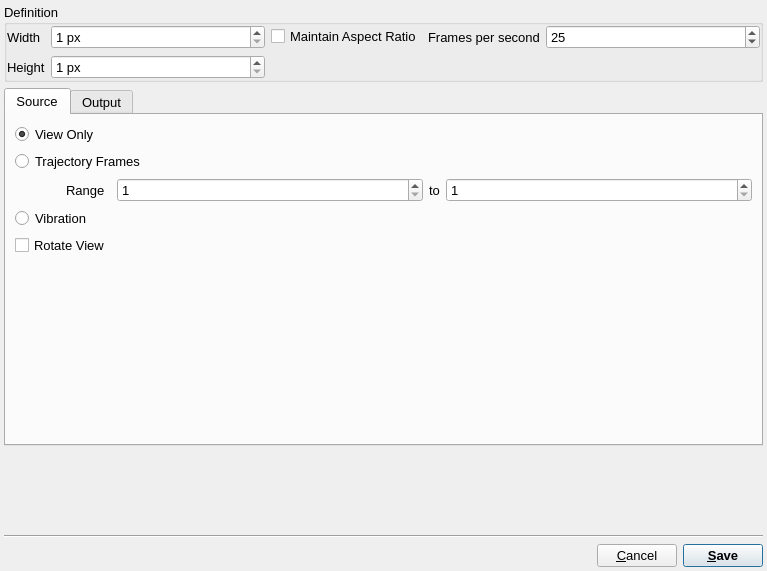
Old version of the form src/gui/exportfilm.ui in the repository trisyoungs/aten.
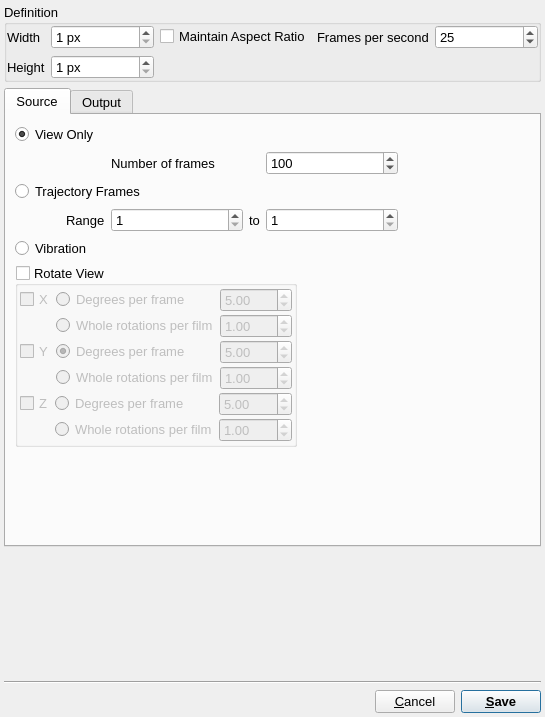
New version of the form. Icons and pictures are not drawn.

Commit message: Removed encoder-related members from Prefs, since this is now handled by EncoderDefinition and friends. Removed old encoder-related controls from Prefs dialog. Further work on film export code.

Diff of the .ui file:
```diff
--- a/src/gui/exportfilm.ui
+++ b/src/gui/exportfilm.ui
@@ -9,8 +9,8 @@
    <rect>
     <x>0</x>
     <y>0</y>
-    <width>767</width>
-    <height>571</height>
+    <width>545</width>
+    <height>717</height>
    </rect>
   </property>
   <property name="sizePolicy">
@@ -147,7 +147,25 @@
       <attribute name="title">
        <string>Source</string>
       </attribute>
-      <layout class="QGridLayout" name="gridLayout_4">
+      <layout class="QVBoxLayout" name="verticalLayout_3">
+       <item>
+        <layout class="QGridLayout" name="gridLayout_6">
+         <item row="3" column="2">
+          <widget class="QSpinBox" name="TrajectoryFirstFrameSpin">
+           <property name="sizePolicy">
+            <sizepolicy hsizetype="Expanding" vsizetype="Fixed">
+             <horstretch>0</horstretch>
+             <verstretch>0</verstretch>
+            </sizepolicy>
+           </property>
+           <property name="minimum">
+            <number>1</number>
+           </property>
+           <property name="maximum">
+            <number>1000000000</number>
+           </property>
+          </widget>
+         </item>
        <item row="0" column="0" colspan="2">
         <widget class="QRadioButton" name="SourceViewOnlyRadio">
          <property name="text">
@@ -158,57 +176,50 @@
          </property>
         </widget>
        </item>
-       <item row="2" column="1">
-        <widget class="QLabel" name="label_8">
-         <property name="sizePolicy">
-          <sizepolicy hsizetype="Minimum" vsizetype="Preferred">
-           <horstretch>0</horstretch>
-           <verstretch>0</verstretch>
-          </sizepolicy>
-         </property>
+         <item row="3" column="0">
+          <spacer name="horizontalSpacer_4">
+           <property name="orientation">
+            <enum>Qt::Horizontal</enum>
+           </property>
+           <property name="sizeType">
+            <enum>QSizePolicy::Minimum</enum>
+           </property>
+           <property name="sizeHint" stdset="0">
+            <size>
+             <width>45</width>
+             <height>20</height>
+            </size>
+           </property>
+          </spacer>
+         </item>
+         <item row="2" column="0" colspan="3">
+          <widget class="QRadioButton" name="SourceTrajectoryRadio">
          <property name="text">
-          <string>Range</string>
+            <string>Trajectory Frames</string>
          </property>
         </widget>
        </item>
        <item row="4" column="0" colspan="2">
-        <widget class="QCheckBox" name="SourceRotateViewCheck">
-         <property name="text">
-          <string>Rotate View</string>
-         </property>
-        </widget>
-       </item>
-       <item row="2" column="4">
-        <widget class="QSpinBox" name="TrajectoryLastFrameSpin">
-         <property name="sizePolicy">
-          <sizepolicy hsizetype="Expanding" vsizetype="Fixed">
-           <horstretch>0</horstretch>
-           <verstretch>0</verstretch>
-          </sizepolicy>
-         </property>
-         <property name="minimum">
-          <number>1</number>
-         </property>
-         <property name="maximum">
-          <number>1000000000</number>
-         </property>
-        </widget>
-       </item>
-       <item row="3" column="0" colspan="3">
         <widget class="QRadioButton" name="SourceVibrationRadio">
          <property name="text">
           <string>Vibration</string>
          </property>
         </widget>
        </item>
-       <item row="1" column="0" colspan="3">
-        <widget class="QRadioButton" name="SourceTrajectoryRadio">
+         <item row="3" column="1">
+          <widget class="QLabel" name="label_8">
+           <property name="sizePolicy">
+            <sizepolicy hsizetype="Minimum" vsizetype="Preferred">
+             <horstretch>0</horstretch>
+             <verstretch>0</verstretch>
+            </sizepolicy>
+           </property>
          <property name="text">
-          <string>Trajectory Frames</string>
+            <string>Range</string>
          </property>
         </widget>
        </item>
-       <item row="2" column="3">
+         <item row="3" column="3">
         <widget class="QLabel" name="label_9">
          <property name="sizePolicy">
           <sizepolicy hsizetype="Minimum" vsizetype="Preferred">
@@ -221,24 +232,37 @@
          </property>
         </widget>
        </item>
-       <item row="2" column="0">
-        <spacer name="horizontalSpacer_4">
+         <item row="3" column="4">
+          <widget class="QSpinBox" name="TrajectoryLastFrameSpin">
+           <property name="sizePolicy">
+            <sizepolicy hsizetype="Expanding" vsizetype="Fixed">
+             <horstretch>0</horstretch>
+             <verstretch>0</verstretch>
+            </sizepolicy>
+           </property>
+           <property name="minimum">
+            <number>1</number>
+           </property>
+           <property name="maximum">
+            <number>1000000000</number>
+           </property>
+          </widget>
+         </item>
+         <item row="3" column="5">
+          <spacer name="horizontalSpacer_5">
          <property name="orientation">
           <enum>Qt::Horizontal</enum>
          </property>
-         <property name="sizeType">
-          <enum>QSizePolicy::Minimum</enum>
-         </property>
          <property name="sizeHint" stdset="0">
           <size>
-           <width>45</width>
+             <width>40</width>
            <height>20</height>
           </size>
          </property>
         </spacer>
        </item>
-       <item row="2" column="2">
-        <widget class="QSpinBox" name="TrajectoryFirstFrameSpin">
+         <item row="1" column="4">
+          <widget class="QSpinBox" name="ViewNFramesSpin">
          <property name="sizePolicy">
           <sizepolicy hsizetype="Expanding" vsizetype="Fixed">
            <horstretch>0</horstretch>
@@ -251,9 +275,299 @@
          <property name="maximum">
           <number>1000000000</number>
          </property>
-        </widget>
-       </item>
-       <item row="5" column="0">
+           <property name="value">
+            <number>100</number>
+           </property>
+          </widget>
+         </item>
+         <item row="1" column="2" colspan="2">
+          <widget class="QLabel" name="label_10">
+           <property name="sizePolicy">
+            <sizepolicy hsizetype="Minimum" vsizetype="Preferred">
+             <horstretch>0</horstretch>
+             <verstretch>0</verstretch>
+            </sizepolicy>
+           </property>
+           <property name="text">
+            <string>Number of frames</string>
+           </property>
+          </widget>
+         </item>
+        </layout>
+       </item>
+       <item>
+        <layout class="QHBoxLayout" name="horizontalLayout_2">
+         <item>
+          <widget class="QGroupBox" name="ViewRotationGroup">
+           <property name="title">
+            <string>Rotate View</string>
+           </property>
+           <property name="checkable">
+            <bool>true</bool>
+           </property>
+           <property name="checked">
+            <bool>false</bool>
+           </property>
+           <layout class="QVBoxLayout" name="verticalLayout_2">
+            <property name="spacing">
+             <number>2</number>
+            </property>
+            <property name="margin">
+             <number>2</number>
+            </property>
+            <item>
+             <layout class="QGridLayout" name="gridLayout_4">
+              <item row="1" column="1">
+               <widget class="QRadioButton" name="RotateViewXWholeRadio">
+                <property name="enabled">
+                 <bool>false</bool>
+                </property>
+                <property name="text">
+                 <string>Whole rotations per film</string>
+                </property>
+               </widget>
+              </item>
+              <item row="1" column="2">
+               <widget class="QDoubleSpinBox" name="RotateViewXWholeSpin">
+                <property name="enabled">
+                 <bool>false</bool>
+                </property>
+                <property name="sizePolicy">
+                 <sizepolicy hsizetype="Expanding" vsizetype="Fixed">
+                  <horstretch>0</horstretch>
+                  <verstretch>0</verstretch>
+                 </sizepolicy>
+                </property>
+                <property name="minimum">
+                 <double>-100.000000000000000</double>
+                </property>
+                <property name="maximum">
+                 <double>100.000000000000000</double>
+                </property>
+                <property name="value">
+                 <double>1.000000000000000</double>
+                </property>
+               </widget>
+              </item>
+              <item row="0" column="1">
+               <widget class="QRadioButton" name="RotateViewXDeltaRadio">
+                <property name="enabled">
+                 <bool>false</bool>
+                </property>
+                <property name="text">
+                 <string>Degrees per frame</string>
+                </property>
+                <property name="checked">
+                 <bool>true</bool>
+                </property>
+               </widget>
+              </item>
+              <item row="0" column="2">
+               <widget class="QDoubleSpinBox" name="RotateViewXDeltaSpin">
+                <property name="enabled">
+                 <bool>false</bool>
+                </property>
+                <property name="sizePolicy">
+                 <sizepolicy hsizetype="Expanding" vsizetype="Fixed">
+                  <horstretch>0</horstretch>
+                  <verstretch>0</verstretch>
+                 </sizepolicy>
+                </property>
+                <property name="minimum">
+                 <double>-360.000000000000000</double>
+                </property>
+                <property name="maximum">
+                 <double>360.000000000000000</double>
+                </property>
+                <property name="value">
+                 <double>5.000000000000000</double>
+                </property>
+               </widget>
+              </item>
+              <item row="0" column="0">
+               <widget class="QCheckBox" name="RotateViewXCheck">
+                <property name="text">
+                 <string>X</string>
+                </property>
+               </widget>
+              </item>
+             </layout>
+            </item>
+            <item>
+             <layout class="QGridLayout" name="gridLayout_3">
+              <item row="1" column="1">
+               <widget class="QRadioButton" name="RotateViewYWholeRadio">
+                <property name="enabled">
+                 <bool>false</bool>
+                </property>
+                <property name="text">
+                 <string>Whole rotations per film</string>
+                </property>
+               </widget>
+              </item>
+              <item row="0" column="1">
+               <widget class="QRadioButton" name="RotateViewYDeltaRadio">
+                <property name="enabled">
+                 <bool>false</bool>
+                </property>
+                <property name="text">
+                 <string>Degrees per frame</string>
+                </property>
+                <property name="checked">
+                 <bool>true</bool>
+                </property>
+               </widget>
+              </item>
+              <item row="0" column="2">
+               <widget class="QDoubleSpinBox" name="RotateViewYDeltaSpin">
+                <property name="enabled">
+                 <bool>false</bool>
+                </property>
+                <property name="sizePolicy">
+                 <sizepolicy hsizetype="Expanding" vsizetype="Fixed">
+                  <horstretch>0</horstretch>
+                  <verstretch>0</verstretch>
+                 </sizepolicy>
+                </property>
+                <property name="minimum">
+                 <double>-360.000000000000000</double>
+                </property>
+                <property name="maximum">
+                 <double>360.000000000000000</double>
+                </property>
+                <property name="value">
+                 <double>5.000000000000000</double>
+                </property>
+               </widget>
+              </item>
+              <item row="1" column="2">
+               <widget class="QDoubleSpinBox" name="RotateViewYWholeSpin">
+                <property name="enabled">
+                 <bool>false</bool>
+                </property>
+                <property name="sizePolicy">
+                 <sizepolicy hsizetype="Expanding" vsizetype="Fixed">
+                  <horstretch>0</horstretch>
+                  <verstretch>0</verstretch>
+                 </sizepolicy>
+                </property>
+                <property name="minimum">
+                 <double>-100.000000000000000</double>
+                </property>
+                <property name="maximum">
+                 <double>100.000000000000000</double>
+                </property>
+                <property name="value">
+                 <double>1.000000000000000</double>
+                </property>
+               </widget>
+              </item>
+              <item row="0" column="0">
+               <widget class="QCheckBox" name="RotateViewYCheck">
+                <property name="text">
+                 <string>Y</string>
+                </property>
+               </widget>
+              </item>
+             </layout>
+            </item>
+            <item>
+             <layout class="QGridLayout" name="gridLayout_5">
+              <item row="1" column="1">
+               <widget class="QRadioButton" name="RotateViewZWholeRadio">
+                <property name="enabled">
+                 <bool>false</bool>
+                </property>
+                <property name="text">
+                 <string>Whole rotations per film</string>
+                </property>
+               </widget>
+              </item>
+              <item row="1" column="2">
+               <widget class="QDoubleSpinBox" name="RotateViewZWholeSpin">
+                <property name="enabled">
+                 <bool>false</bool>
+                </property>
+                <property name="sizePolicy">
+                 <sizepolicy hsizetype="Expanding" vsizetype="Fixed">
+                  <horstretch>0</horstretch>
+                  <verstretch>0</verstretch>
+                 </sizepolicy>
+                </property>
+                <property name="minimum">
+                 <double>-100.000000000000000</double>
+                </property>
+                <property name="maximum">
+                 <double>100.000000000000000</double>
+                </property>
+                <property name="value">
+                 <double>1.000000000000000</double>
+                </property>
+               </widget>
+              </item>
+              <item row="0" column="1">
+               <widget class="QRadioButton" name="RotateViewZDeltaRadio">
+                <property name="enabled">
+                 <bool>false</bool>
+                </property>
+                <property name="text">
+                 <string>Degrees per frame</string>
+                </property>
+                <property name="checked">
+                 <bool>false</bool>
+                </property>
+               </widget>
+              </item>
+              <item row="0" column="2">
+               <widget class="QDoubleSpinBox" name="RotateViewZDeltaSpin">
+                <property name="enabled">
+                 <bool>false</bool>
+                </property>
+                <property name="sizePolicy">
+                 <sizepolicy hsizetype="Expanding" vsizetype="Fixed">
+                  <horstretch>0</horstretch>
+                  <verstretch>0</verstretch>
+                 </sizepolicy>
+                </property>
+                <property name="minimum">
+                 <double>-360.000000000000000</double>
+                </property>
+                <property name="maximum">
+                 <double>360.000000000000000</double>
+                </property>
+                <property name="value">
+                 <double>5.000000000000000</double>
+                </property>
+               </widget>
+              </item>
+              <item row="0" column="0">
+               <widget class="QCheckBox" name="RotateViewZCheck">
+                <property name="text">
+                 <string>Z</string>
+                </property>
+               </widget>
+              </item>
+             </layout>
+            </item>
+           </layout>
+          </widget>
+         </item>
+         <item>
+          <spacer name="horizontalSpacer_3">
+           <property name="orientation">
+            <enum>Qt::Horizontal</enum>
+           </property>
+           <property name="sizeHint" stdset="0">
+            <size>
+             <width>40</width>
+             <height>20</height>
+            </size>
+           </property>
+          </spacer>
+         </item>
+        </layout>
+       </item>
+       <item>
         <spacer name="verticalSpacer_2">
          <property name="orientation">
           <enum>Qt::Vertical</enum>
@@ -425,9 +739,7 @@
           </font>
          </property>
          <property name="text">
-          <string>The following substrings in the arguments will be replaced:
-OUTPUTFILE  -  Will be substituted for the output name of the film
-FRAMESFILE  -  Will be substituted with the name of a file containing a list of image files in the order they should be added to the film</string>
+          <string>&lt;html&gt;&lt;head/&gt;&lt;body&gt;&lt;p&gt;The following substrings in the arguments will be replaced:&lt;/p&gt;&lt;p&gt;OUTPUTFILE  -  Will be substituted for the output name of the film&lt;/p&gt;&lt;p&gt;FRAMESFILE  -  Will be substituted with the name of a file containing a list of image files in the order they should be added to the film&lt;/p&gt;&lt;p&gt;FRAMESPERSECOND - Will be replaced with the integer frames per second&lt;/p&gt;&lt;/body&gt;&lt;/html&gt;</string>
          </property>
          <property name="wordWrap">
           <bool>true</bool>
```
Left out of the diff: 19 changed lines with no effect on the pictures. Lines whose indentation alone changed are shown as unchanged. The commit also changes 16 other files.
